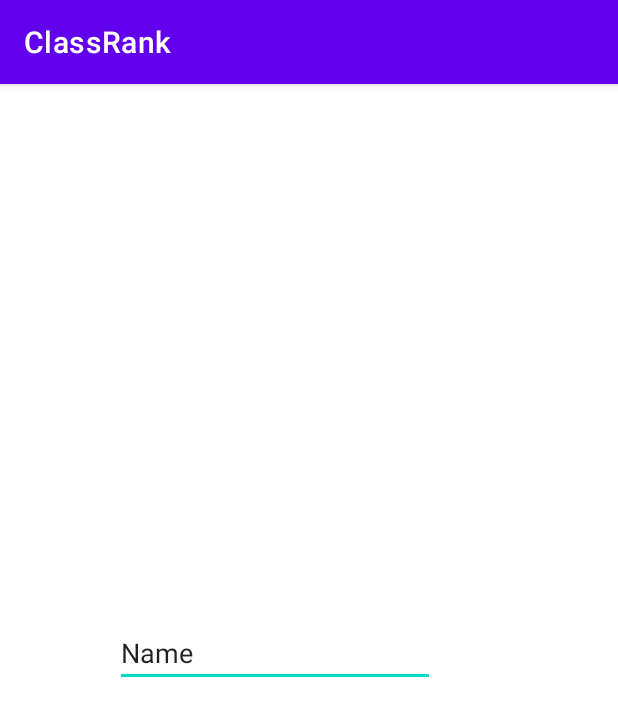
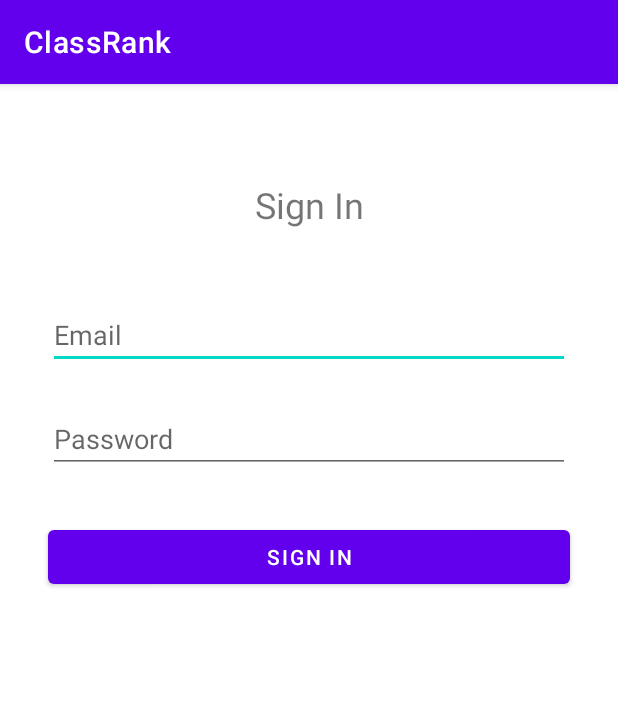
Before and after one commit to saykhar7/ClassRank, an Android app: the screen it shows after launch (MainActivity), on a phone screen of 412 x 824 dp. Shown: the top 716 px of the screen. Run offline under Robolectric (Android 15) with nearby library versions, the phone set to English and light mode, and no system bars.

Commit message:
login redesign

```diff
--- a/app/src/main/res/layout/activity_main.xml
+++ b/app/src/main/res/layout/activity_main.xml
@@ -6,21 +6,54 @@
     android:layout_height="match_parent"
     tools:context=".MainActivity">
 
-    <EditText
-        android:id="@+id/username"
+    <TextView
+        android:id="@+id/signInText"
         android:layout_width="wrap_content"
         android:layout_height="wrap_content"
-        android:layout_marginStart="79dp"
-        android:layout_marginTop="320dp"
-        android:layout_marginEnd="122dp"
-        android:layout_marginBottom="366dp"
+        android:layout_marginTop="64dp"
+        android:text="Sign In"
+        android:textSize="24sp"
+        app:layout_constraintEnd_toEndOf="parent"
+        app:layout_constraintStart_toStartOf="parent"
+        app:layout_constraintTop_toTopOf="parent" />
+
+    <EditText
+        android:id="@+id/email"
+        android:layout_width="0dp"
+        android:layout_height="wrap_content"
+        android:layout_marginStart="32dp"
+        android:layout_marginTop="48dp"
+        android:layout_marginEnd="32dp"
         android:ems="10"
-        android:inputType="textPersonName"
-        android:text="Name"
-        app:layout_constraintBottom_toBottomOf="parent"
+        android:hint="Email"
+        android:inputType="textEmailAddress"
         app:layout_constraintEnd_toEndOf="parent"
-        app:layout_constraintHorizontal_bias="1.0"
         app:layout_constraintStart_toStartOf="parent"
-        app:layout_constraintTop_toTopOf="parent"
-        app:layout_constraintVertical_bias="1.0" />
+        app:layout_constraintTop_toBottomOf="@+id/signInText" />
+
+    <EditText
+        android:id="@+id/password"
+        android:layout_width="0dp"
+        android:layout_height="wrap_content"
+        android:layout_marginStart="32dp"
+        android:layout_marginTop="24dp"
+        android:layout_marginEnd="32dp"
+        android:ems="10"
+        android:hint="Password"
+        android:inputType="textPassword"
+        app:layout_constraintEnd_toEndOf="parent"
+        app:layout_constraintStart_toStartOf="parent"
+        app:layout_constraintTop_toBottomOf="@+id/email" />
+
+    <Button
+        android:id="@+id/signInButton"
+        android:layout_width="0dp"
+        android:layout_height="wrap_content"
+        android:layout_marginStart="32dp"
+        android:layout_marginTop="32dp"
+        android:layout_marginEnd="32dp"
+        android:text="Sign In"
+        app:layout_constraintEnd_toEndOf="parent"
+        app:layout_constraintStart_toStartOf="parent"
+        app:layout_constraintTop_toBottomOf="@+id/password" />
 </androidx.constraintlayout.widget.ConstraintLayout>
```
